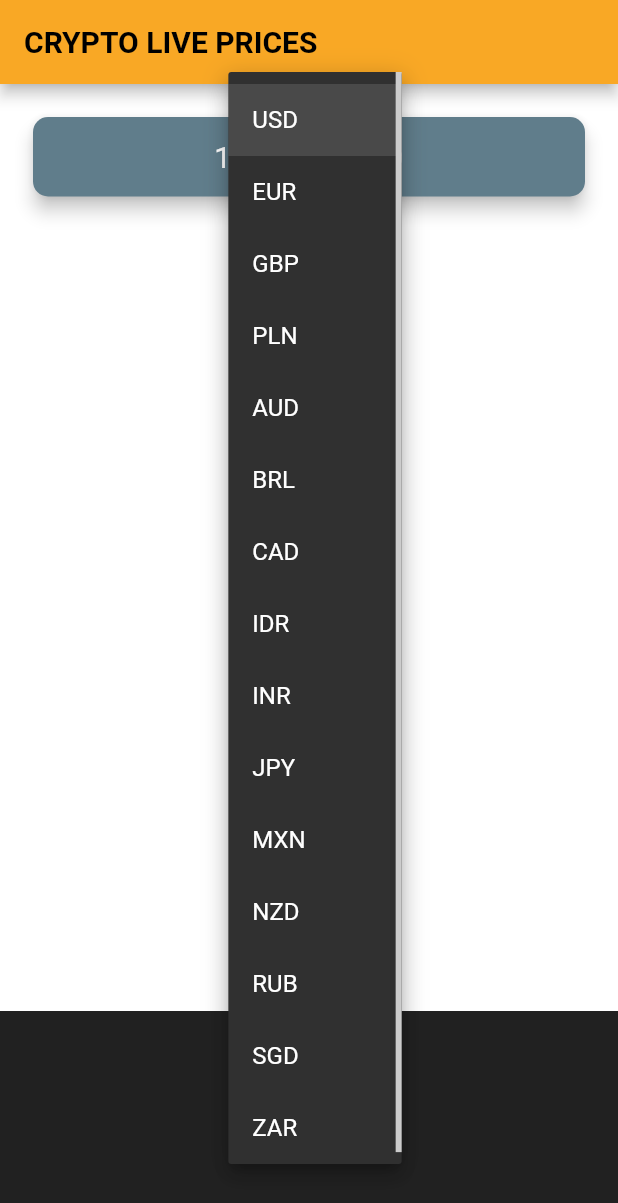
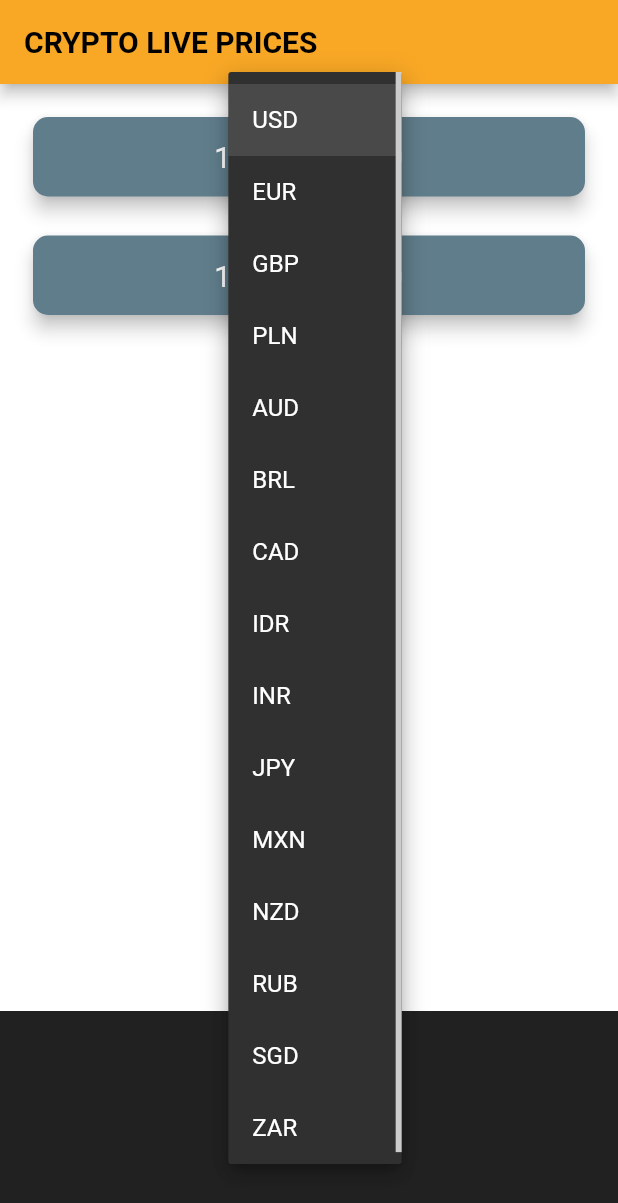
Before and after one commit to piotrstanny/flutter-crypto-live, a Flutter app: the screen it shows after launch, after a tap on "USD", on a phone screen of 412 x 824 dp. Shown: the top 1203 px of the screen. Run offline on Flutter 3.47's test engine with Material 2 defaults, Android fonts, the phone set to English and light mode, and no system bars; network calls fail.

Commit message:
Extract crypto card as a seperate file component

```diff
--- a/lib/coin_data.dart
+++ b/lib/coin_data.dart
@@ -35,7 +35,6 @@ class CoinData {
       String requestUrl =
           '$coinApiUrl/$crypto/$selectedCurrency?apikey=$coinApiKey';
       http.Response response = await http.get(requestUrl);
-      print(requestUrl);
 
       if (response.statusCode == 200) {
         var jsonResponse = convert.jsonDecode(response.body);
--- /dev/null
+++ b/lib/crypto_card.dart
@@ -0,0 +1,38 @@
+import 'package:flutter/material.dart';
+
+class CryptoCard extends StatelessWidget {
+  const CryptoCard({
+    @required this.price,
+    @required this.selectedCurrency,
+    @required this.selectedCoin,
+  });
+
+  final String price;
+  final String selectedCurrency;
+  final String selectedCoin;
+
+  @override
+  Widget build(BuildContext context) {
+    return Padding(
+      padding: EdgeInsets.fromLTRB(18.0, 18.0, 18.0, 0),
+      child: Card(
+        color: Color(0xFF607D8B),
+        elevation: 5.0,
+        shape: RoundedRectangleBorder(
+          borderRadius: BorderRadius.circular(10.0),
+        ),
+        child: Padding(
+          padding: EdgeInsets.symmetric(vertical: 15.0, horizontal: 28.0),
+          child: Text(
+            '1 $selectedCoin = $price $selectedCurrency',
+            textAlign: TextAlign.center,
+            style: TextStyle(
+              fontSize: 20.0,
+              color: Colors.white,
+            ),
+          ),
+        ),
+      ),
+    );
+  }
+}
--- a/lib/price_screen.dart
+++ b/lib/price_screen.dart
@@ -1,6 +1,7 @@
 import 'package:flutter/material.dart';
 import 'package:flutter/cupertino.dart';
 import 'coin_data.dart';
+import 'crypto_card.dart';
 import 'dart:io' show Platform;
 
 class PriceScreen extends StatefulWidget {
@@ -30,7 +31,7 @@ class _PriceScreenState extends State<PriceScreen> {
         onChanged: (value) {
           setState(() {
             selectedCurrency = value;
-            getPrice();
+            getPrices();
           });
         });
   }
@@ -49,7 +50,7 @@ class _PriceScreenState extends State<PriceScreen> {
       onSelectedItemChanged: (selectedIndex) {
         setState(() {
           selectedCurrency = currenciesList[selectedIndex];
-          getPrice();
+          getPrices();
         });
       },
       children: pickerItems,
@@ -59,7 +60,7 @@ class _PriceScreenState extends State<PriceScreen> {
   Map<String, String> coinValues = {};
   bool isWaiting = false;
 
-  void getPrice() async {
+  void getPrices() async {
     isWaiting = true;
     try {
       var data = await CoinData().getCoinData(selectedCurrency);
@@ -75,7 +76,7 @@ class _PriceScreenState extends State<PriceScreen> {
   @override
   void initState() {
     super.initState();
-    getPrice();
+    getPrices();
   }
 
   @override
@@ -94,11 +95,20 @@ class _PriceScreenState extends State<PriceScreen> {
         mainAxisAlignment: MainAxisAlignment.spaceBetween,
         crossAxisAlignment: CrossAxisAlignment.stretch,
         children: <Widget>[
-          CryptoCard(
-            selectedCoin: 'BTC',
-            price: isWaiting ? '?' : coinValues['BTC'],
-//            price: '342.53',
-            selectedCurrency: selectedCurrency,
+          Column(
+            crossAxisAlignment: CrossAxisAlignment.stretch,
+            children: <Widget>[
+              CryptoCard(
+                selectedCoin: 'BTC',
+                price: isWaiting ? '?' : coinValues['BTC'],
+                selectedCurrency: selectedCurrency,
+              ),
+              CryptoCard(
+                selectedCoin: 'BTC',
+                price: isWaiting ? '?' : coinValues['BTC'],
+                selectedCurrency: selectedCurrency,
+              ),
+            ],
           ),
           Container(
             height: 150.0,
@@ -112,40 +122,3 @@ class _PriceScreenState extends State<PriceScreen> {
     );
   }
 }
-
-class CryptoCard extends StatelessWidget {
-  const CryptoCard({
-    @required this.price,
-    @required this.selectedCurrency,
-    @required this.selectedCoin,
-  });
-
-  final String price;
-  final String selectedCurrency;
-  final String selectedCoin;
-
-  @override
-  Widget build(BuildContext context) {
-    return Padding(
-      padding: EdgeInsets.fromLTRB(18.0, 18.0, 18.0, 0),
-      child: Card(
-        color: Color(0xFF607D8B),
-        elevation: 5.0,
-        shape: RoundedRectangleBorder(
-          borderRadius: BorderRadius.circular(10.0),
-        ),
-        child: Padding(
-          padding: EdgeInsets.symmetric(vertical: 15.0, horizontal: 28.0),
-          child: Text(
-            '1 $selectedCoin = $price $selectedCurrency',
-            textAlign: TextAlign.center,
-            style: TextStyle(
-              fontSize: 20.0,
-              color: Colors.white,
-            ),
-          ),
-        ),
-      ),
-    );
-  }
-}
```
